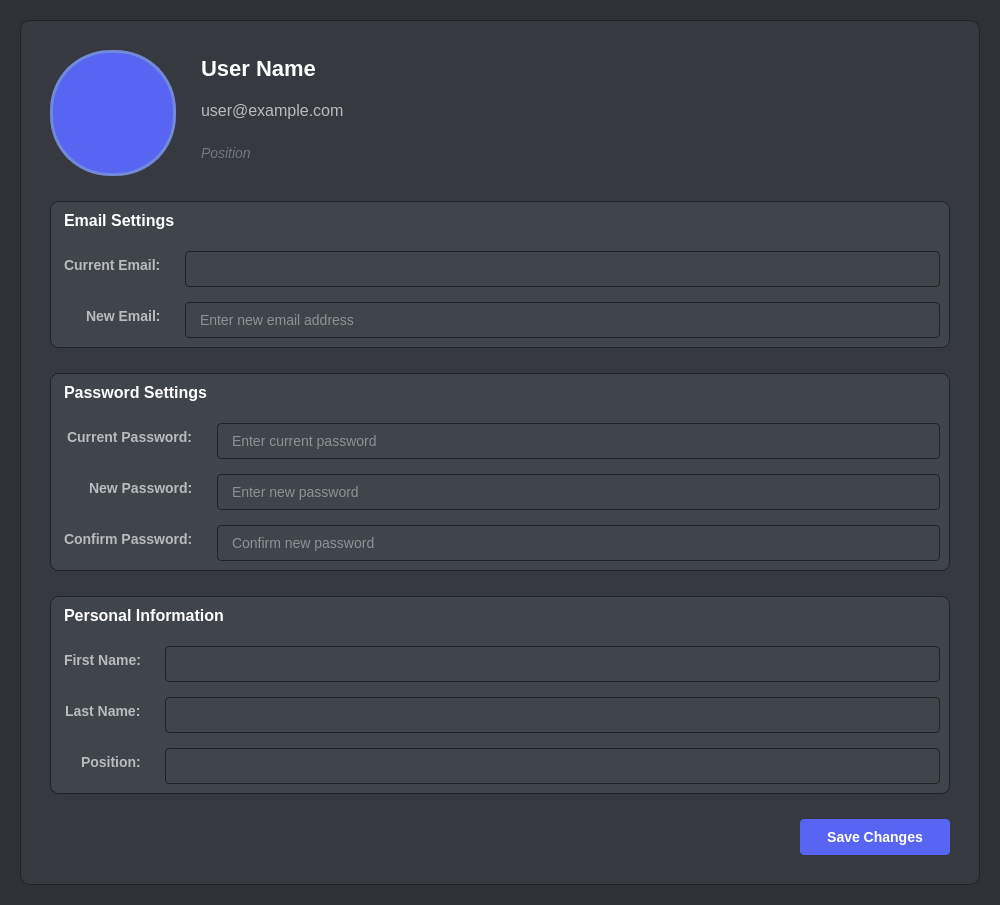
Old version of the form gui/ui/AccountSettings.ui in the repository oreols/ProjektAOI.
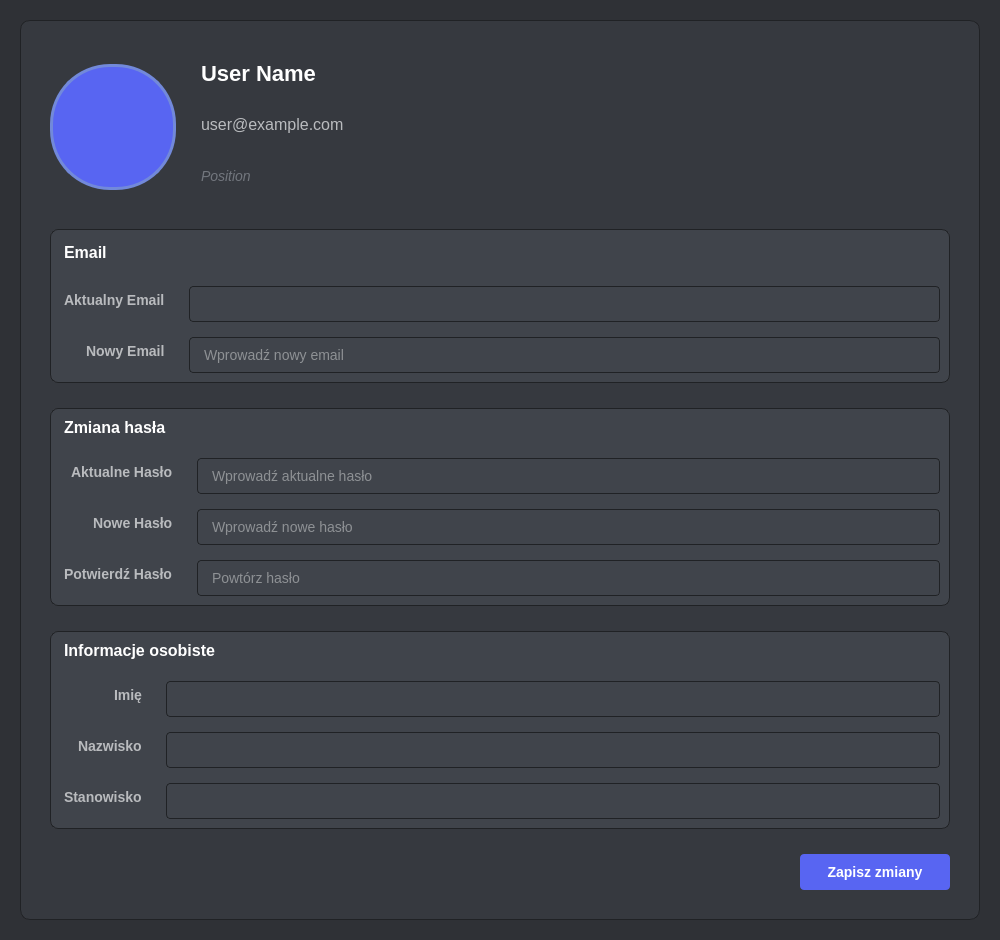
New version of the form.

Commit message: SCRUM-151 - Nowy panel uzytkownikow, raportow oraz mniejsze poprawki

```diff
--- a/gui/ui/AccountSettings.ui
+++ b/gui/ui/AccountSettings.ui
@@ -7,7 +7,7 @@
     <x>0</x>
     <y>0</y>
     <width>1000</width>
-    <height>850</height>
+    <height>940</height>
    </rect>
   </property>
   <property name="windowTitle">
@@ -19,7 +19,7 @@
 QWidget#AccountSettingsWidget {
     background-color: #2f3136;
     color: #e8e9ea;
-    font-family: "Segoe UI", Roboto, Cantarell, "Helvetica Neue", sans-serif;
+    font-family: &quot;Segoe UI&quot;, Roboto, Cantarell, &quot;Helvetica Neue&quot;, sans-serif;
     font-size: 14px;
 }
 
@@ -166,11 +166,11 @@
     background-color: transparent;
 }
 
-QLabel#statusLabel[warning="true"] {
+QLabel#statusLabel[warning=&quot;true&quot;] {
     color: #faa61a;
 }
 
-QLabel#statusLabel[error="true"] {
+QLabel#statusLabel[error=&quot;true&quot;] {
     color: #ed4245;
 }
 
@@ -223,7 +223,6 @@
       <property name="bottomMargin">
        <number>30</number>
       </property>
-      <!-- Profile Header -->
       <item>
        <layout class="QHBoxLayout" name="headerLayout">
         <property name="spacing">
@@ -295,7 +294,6 @@
         </item>
        </layout>
       </item>
-      <!-- Email Settings Section -->
       <item>
        <widget class="QFrame" name="emailSection">
         <property name="styleSheet">
@@ -325,7 +323,7 @@
 border-bottom: 1px solid #4f545c;</string>
            </property>
            <property name="text">
-            <string>Email Settings</string>
+            <string>Email</string>
            </property>
           </widget>
          </item>
@@ -349,7 +347,7 @@
 padding-right: 5px;</string>
              </property>
              <property name="text">
-              <string>Current Email:</string>
+              <string>Aktualny Email</string>
              </property>
             </widget>
            </item>
@@ -369,14 +367,14 @@
 padding-right: 5px;</string>
              </property>
              <property name="text">
-              <string>New Email:</string>
+              <string>Nowy Email</string>
              </property>
             </widget>
            </item>
            <item row="1" column="1">
             <widget class="QLineEdit" name="new_email">
              <property name="placeholderText">
-              <string>Enter new email address</string>
+              <string>Wprowadź nowy email</string>
              </property>
             </widget>
            </item>
@@ -385,8 +383,6 @@
         </layout>
        </widget>
       </item>
-      
-      <!-- Password Settings Section -->
       <item>
        <widget class="QFrame" name="passwordSection">
         <property name="styleSheet">
@@ -416,7 +412,7 @@
 border-bottom: 1px solid #4f545c;</string>
            </property>
            <property name="text">
-            <string>Password Settings</string>
+            <string>Zmiana hasła</string>
            </property>
           </widget>
          </item>
@@ -440,17 +436,20 @@
 padding-right: 5px;</string>
              </property>
              <property name="text">
-              <string>Current Password:</string>
+              <string>Aktualne Hasło</string>
              </property>
             </widget>
            </item>
            <item row="0" column="1">
             <widget class="QLineEdit" name="password">
+             <property name="text">
+              <string/>
+             </property>
              <property name="echoMode">
               <enum>QLineEdit::Password</enum>
              </property>
              <property name="placeholderText">
-              <string>Enter current password</string>
+              <string>Wprowadź aktualne hasło</string>
              </property>
             </widget>
            </item>
@@ -463,7 +462,7 @@
 padding-right: 5px;</string>
              </property>
              <property name="text">
-              <string>New Password:</string>
+              <string>Nowe Hasło</string>
              </property>
             </widget>
            </item>
@@ -473,7 +472,7 @@
               <enum>QLineEdit::Password</enum>
              </property>
              <property name="placeholderText">
-              <string>Enter new password</string>
+              <string>Wprowadź nowe hasło</string>
              </property>
             </widget>
            </item>
@@ -486,7 +485,7 @@
 padding-right: 5px;</string>
              </property>
              <property name="text">
-              <string>Confirm Password:</string>
+              <string>Potwierdź Hasło</string>
              </property>
             </widget>
            </item>
@@ -496,7 +495,7 @@
               <enum>QLineEdit::Password</enum>
              </property>
              <property name="placeholderText">
-              <string>Confirm new password</string>
+              <string>Powtórz hasło</string>
              </property>
             </widget>
            </item>
@@ -505,8 +504,6 @@
         </layout>
        </widget>
       </item>
-      
-      <!-- Personal Information Section -->
       <item>
        <widget class="QFrame" name="personalInfoSection">
         <property name="styleSheet">
@@ -536,7 +533,7 @@
 border-bottom: 1px solid #4f545c;</string>
            </property>
            <property name="text">
-            <string>Personal Information</string>
+            <string>Informacje osobiste</string>
            </property>
           </widget>
          </item>
@@ -560,7 +557,7 @@
 padding-right: 5px;</string>
              </property>
              <property name="text">
-              <string>First Name:</string>
+              <string>Imię</string>
              </property>
             </widget>
            </item>
@@ -580,7 +577,7 @@
 padding-right: 5px;</string>
              </property>
              <property name="text">
-              <string>Last Name:</string>
+              <string>Nazwisko</string>
              </property>
             </widget>
            </item>
@@ -600,7 +597,7 @@
 padding-right: 5px;</string>
              </property>
              <property name="text">
-              <string>Position:</string>
+              <string>Stanowisko</string>
              </property>
             </widget>
            </item>
@@ -616,8 +613,6 @@
         </layout>
        </widget>
       </item>
-      
-      <!-- Status Label and Save Button -->
       <item>
        <layout class="QHBoxLayout" name="bottomLayout">
         <item>
@@ -642,6 +637,12 @@
         </item>
         <item>
          <widget class="QPushButton" name="saveChanges">
+          <property name="minimumSize">
+           <size>
+            <width>150</width>
+            <height>0</height>
+           </size>
+          </property>
           <property name="styleSheet">
            <string>background-color: #5865F2;
 color: white;
@@ -652,13 +653,7 @@
 font-weight: 600;</string>
           </property>
           <property name="text">
-           <string>Save Changes</string>
-          </property>
-          <property name="minimumSize">
-           <size>
-            <width>150</width>
-            <height>0</height>
-           </size>
+           <string>Zapisz zmiany</string>
           </property>
          </widget>
         </item>
```
The commit also changes 5 other files.
